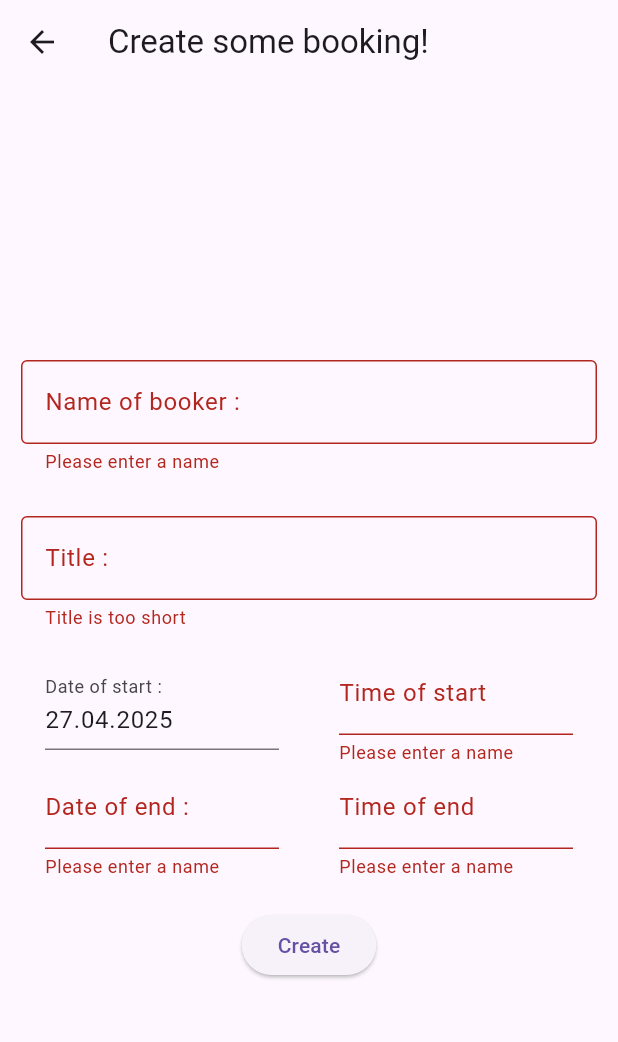
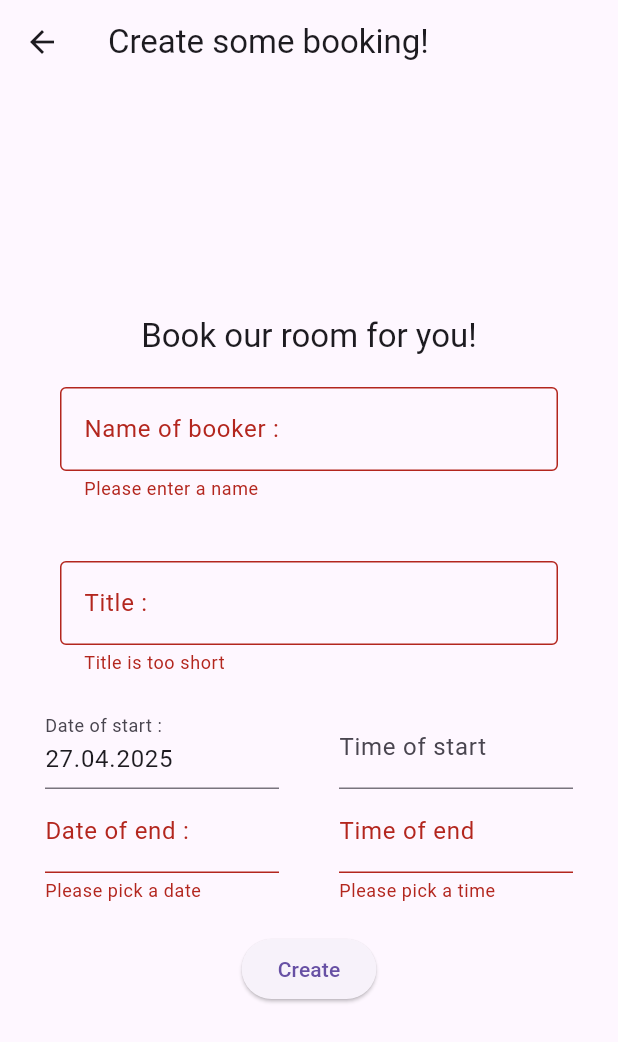
Before and after one commit to Flutter007/hw50, a Flutter app: the BookingCreationScreen screen opened by its route, after a tap on "Create", on a phone screen of 412 x 824 dp. Shown: the top 1042 px of the screen. Run offline on Flutter 3.47's test engine with Material 3 defaults, Android fonts, the phone set to English and light mode, and no system bars.

Commit message:
Added Not Found Screen,changed logic with Validation of Dates,added new widget for Text,started work with design.

```diff
--- a/lib/hw50.dart
+++ b/lib/hw50.dart
@@ -3,6 +3,7 @@ import 'package:hw50/app_routes.dart';
 import 'package:hw50/provider/booking_list_provider.dart';
 import 'package:hw50/screens/booking_creation_screen.dart';
 import 'package:hw50/screens/booking_list_screen.dart';
+import 'package:hw50/screens/not_found_screen.dart';
 import 'package:provider/provider.dart';
 
 class Hw50 extends StatelessWidget {
@@ -18,6 +19,8 @@ class Hw50 extends StatelessWidget {
           AppRoutes.home: (ctx) => BookingListScreen(),
           AppRoutes.creation: (ctx) => BookingCreationScreen(),
         },
+        onUnknownRoute:
+            (settings) => MaterialPageRoute(builder: (ctx) => NotFoundScreen()),
       ),
     );
   }
--- a/lib/widgets/booking_form/booking_form.dart
+++ b/lib/widgets/booking_form/booking_form.dart
@@ -44,6 +44,7 @@ class _BookingFormState extends State<BookingForm> {
         dateOfEnd: dateOfEnd,
       );
       listProvider.addBooking(booking);
+      goToHome();
     }
   }
 
@@ -116,9 +117,9 @@ class _BookingFormState extends State<BookingForm> {
     }
   }
 
-  // void goToHome() {
-  //   Navigator.pop(context);
-  // }
+  void goToHome() {
+    Navigator.pop(context);
+  }
 
   @override
   void dispose() {
@@ -129,12 +130,15 @@ class _BookingFormState extends State<BookingForm> {
   @override
   Widget build(BuildContext context) {
     final provider = context.watch<BookingListProvider>();
+    final theme = Theme.of(context);
+
     return Form(
       key: controller.formKey,
       child: Center(
         child: Column(
           mainAxisAlignment: MainAxisAlignment.center,
           children: [
+            Text('Book our room for you!', style: theme.textTheme.titleLarge),
             CustomTextFormField(
               controller: controller.nameOfBookerController,
               labelText: 'Name of booker : ',
@@ -167,12 +171,8 @@ class _BookingFormState extends State<BookingForm> {
                       readOnly: true,
                       onTap: onDateOfStartTap,
                       validator: (value) {
-                        for (var booking in provider.bookings) {
-                          if (booking.dateOfStart.isAfter(
-                            selectedDateOfStart,
-                          )) {
-                            return 'Date of start is not valid';
-                          }
+                        if (value == null || value.isEmpty) {
+                          return 'Please pick a date!';
                         }
                         return null;
                       },
@@ -186,8 +186,45 @@ class _BookingFormState extends State<BookingForm> {
                       onTap: onTimeStartTap,
                       readOnly: true,
                       validator: (value) {
-                        if (value == null || value.isEmpty) {
-                          return 'Please enter a name';
+                        for (var booking in provider.bookings) {
+                          if (((selectedTimeOfStart!.hour >
+                                          booking.dateOfStart.hour ||
+                                      (selectedTimeOfStart!.hour ==
+                                              booking.dateOfStart.hour &&
+                                          selectedTimeOfStart!.minute >=
+                                              booking.dateOfStart.minute)) &&
+                                  (selectedTimeOfStart!.hour <
+                                          booking.dateOfEnd.hour ||
+                                      (selectedTimeOfStart!.hour ==
+                                              booking.dateOfEnd.hour &&
+                                          selectedTimeOfStart!.minute <
+                                              booking.dateOfEnd.minute))) ||
+                              ((selectedTimeOfEnd!.hour >
+                                          booking.dateOfStart.hour ||
+                                      (selectedTimeOfEnd!.hour ==
+                                              booking.dateOfStart.hour &&
+                                          selectedTimeOfEnd!.minute >=
+                                              booking.dateOfStart.minute)) &&
+                                  (selectedTimeOfEnd!.hour <
+                                          booking.dateOfEnd.hour ||
+                                      (selectedTimeOfEnd!.hour ==
+                                              booking.dateOfEnd.hour &&
+                                          selectedTimeOfEnd!.minute <
+                                              booking.dateOfEnd.minute))) ||
+                              (selectedTimeOfStart!.hour <
+                                      booking.dateOfStart.hour &&
+                                  selectedTimeOfEnd!.hour >
+                                      booking.dateOfEnd.hour) ||
+                              (selectedTimeOfStart!.hour ==
+                                      booking.dateOfStart.hour &&
+                                  selectedTimeOfStart!.minute <=
+                                      booking.dateOfStart.minute &&
+                                  selectedTimeOfEnd!.hour ==
+                                      booking.dateOfEnd.hour &&
+                                  selectedTimeOfEnd!.minute >=
+                                      booking.dateOfEnd.minute)) {
+                            return 'This time is already booked';
+                          }
                         }
                         return null;
                       },
@@ -209,7 +246,7 @@ class _BookingFormState extends State<BookingForm> {
                       onTap: onDateOfEndTap,
                       validator: (value) {
                         if (value == null || value.isEmpty) {
-                          return 'Please enter a name';
+                          return 'Please pick a date';
                         }
                         return null;
                       },
@@ -224,7 +261,7 @@ class _BookingFormState extends State<BookingForm> {
                       readOnly: true,
                       validator: (value) {
                         if (value == null || value.isEmpty) {
-                          return 'Please enter a name';
+                          return 'Please pick a time';
                         }
                         return null;
                       },
--- a/lib/widgets/custom_text_form_field.dart
+++ b/lib/widgets/custom_text_form_field.dart
@@ -14,7 +14,7 @@ class CustomTextFormField extends StatelessWidget {
   @override
   Widget build(BuildContext context) {
     return Padding(
-      padding: EdgeInsets.all(14.0),
+      padding: EdgeInsets.symmetric(vertical: 20, horizontal: 40),
       child: TextFormField(
         controller: controller,
         decoration: InputDecoration(
```
Also changed, not shown: lib/screens/booking_list_screen.dart (+7 -2 lines), lib/screens/not_found_screen.dart (added, +31 -0 lines), lib/widgets/booking_info_card.dart (+29 -4 lines), lib/widgets/custom_text.dart (added, +17 -0 lines).
